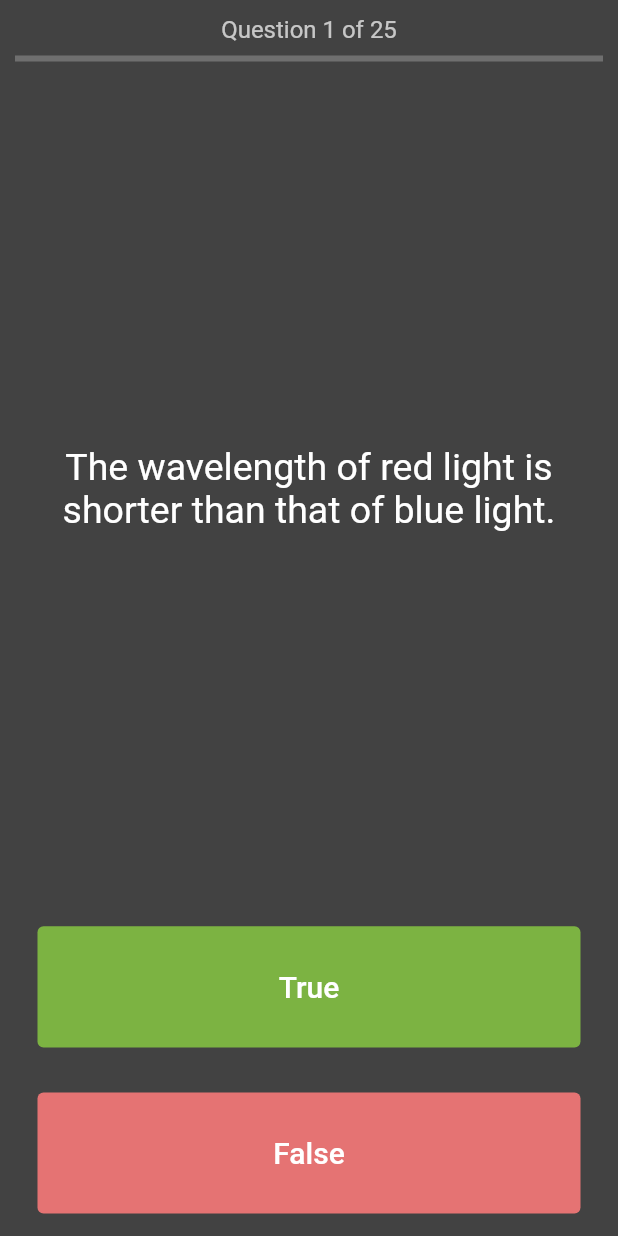
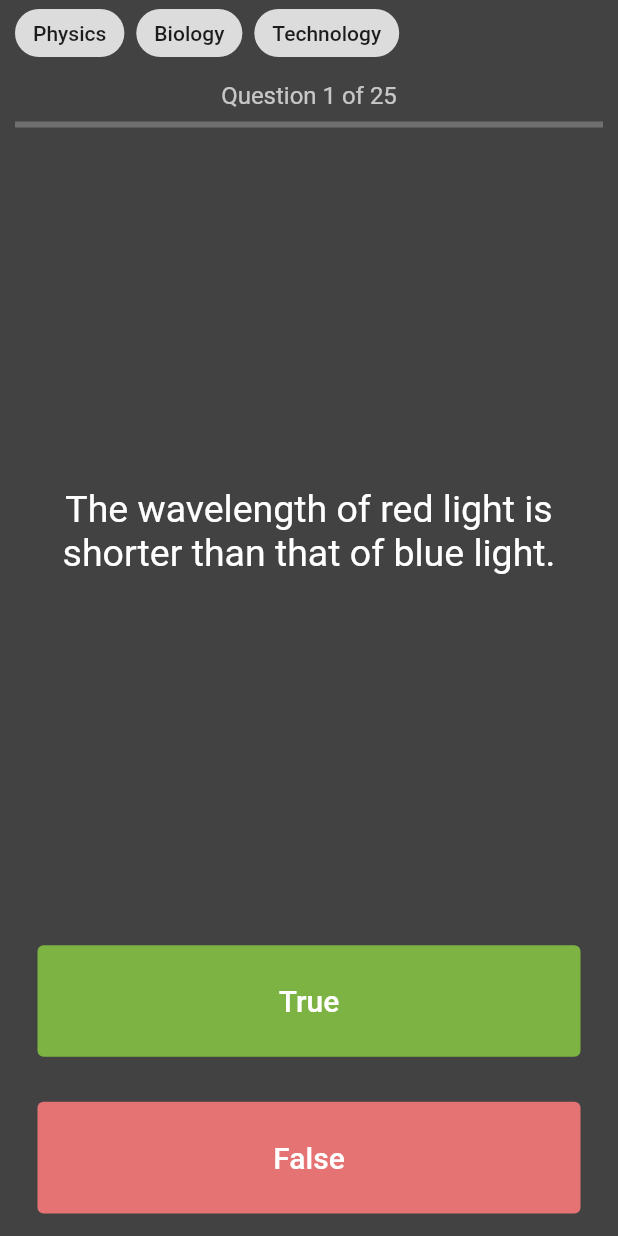
Before and after one commit to sajanpoudel/quizLearn, a Flutter app: the screen it shows after launch, on a phone screen of 412 x 824 dp. Run offline on Flutter 3.47's test engine with Material 2 defaults, Android fonts, the phone set to English and light mode, and no system bars; our stand-ins replace rflutter_alert.

Commit message:
Let the player limit the quiz to one topic with chips above the question
Choosing Physics, Biology or Technology starts a new quiz with only those
questions and a clean score. Tapping the chosen chip again brings back every
question.

```diff
--- a/lib/main.dart
+++ b/lib/main.dart
@@ -1,4 +1,5 @@
 import 'package:flutter/material.dart';
+import 'question_bank.dart';
 import 'quizbrain.dart';
 import 'package:rflutter_alert/rflutter_alert.dart';
 
@@ -110,6 +111,41 @@ class _QuizPageState extends State<QuizPage> {
     });
   }
 
+  /// The topic the quiz is limited to, or null for all questions.
+  String? topic;
+
+  /// Starts a new quiz with the questions of [chosen], or with every question when it is null.
+  void _chooseTopic(String? chosen) {
+    setState(() {
+      topic = chosen;
+      quizBrain = QuizBrain(
+        questions: chosen == null ? null : questionTopics[chosen],
+      );
+      scoreIcons = [];
+      correctScore = 0;
+    });
+  }
+
+  Widget _buildTopicChips() {
+    return SizedBox(
+      height: 44,
+      child: ListView(
+        scrollDirection: Axis.horizontal,
+        children: [
+          for (final name in questionTopics.keys)
+            Padding(
+              padding: const EdgeInsets.only(right: 8.0),
+              child: ChoiceChip(
+                label: Text(name),
+                selected: topic == name,
+                onSelected: (selected) => _chooseTopic(selected ? name : null),
+              ),
+            ),
+        ],
+      ),
+    );
+  }
+
   /// Shows the next question and rebuilds the screen.
   void changeQuestion() {
     setState(() {
@@ -152,6 +188,7 @@ class _QuizPageState extends State<QuizPage> {
       mainAxisAlignment: MainAxisAlignment.spaceBetween,
       crossAxisAlignment: CrossAxisAlignment.stretch,
       children: <Widget>[
+        _buildTopicChips(),
         Padding(
           padding: const EdgeInsets.only(top: 10.0),
           child: Text(
```
Also changed, not shown: 1 other file.
